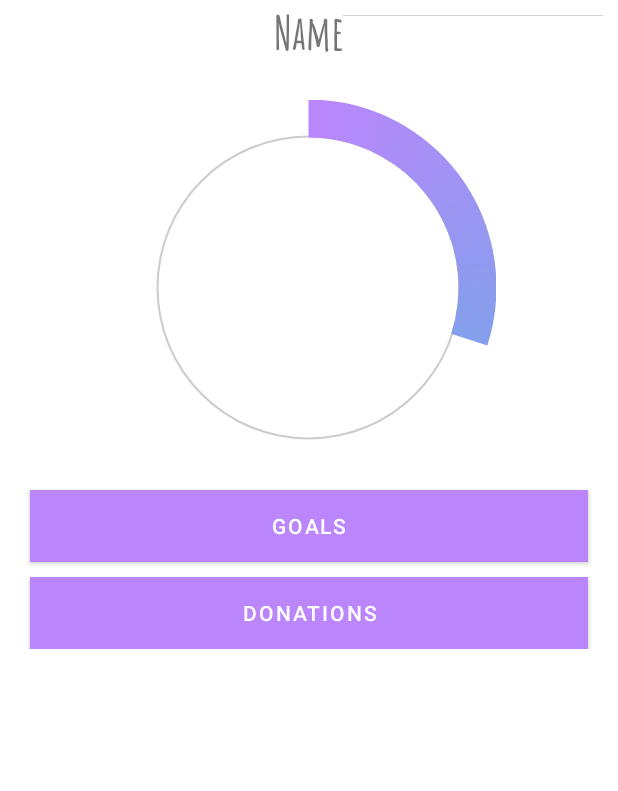
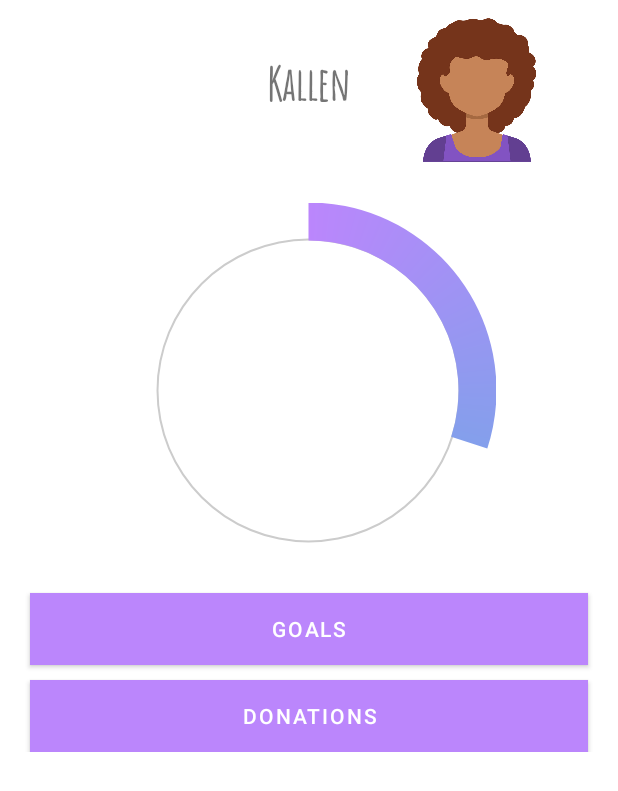
Before and after one commit to olphil99/DISH, an Android app: the layout fragment_dashboard.xml on its own in the app's theme, with its tools: preview values and no code run, on a phone screen of 412 x 824 dp. Shown: the top 791 px of the screen. Run offline under Robolectric (Android 15) with nearby library versions, the phone set to English and light mode, and no system bars; Roboto replaces fonts that are not available here.

Commit message:
fixed grid view kinda...

```diff
--- a/app/src/main/java/com/example/dish/ui/dashboard/ImageAdapter.java
+++ b/app/src/main/java/com/example/dish/ui/dashboard/ImageAdapter.java
@@ -35,9 +35,9 @@ public class ImageAdapter extends BaseAdapter {
 
         if (convertView == null) {
             imageView = new ImageView(mContext);
-            imageView.setLayoutParams(new GridView.LayoutParams(200, 200));
+            imageView.setLayoutParams(new GridView.LayoutParams(400, 400));
             imageView.setScaleType(ImageView.ScaleType.CENTER_CROP);
-//            imageView.setPadding(8, 8, 8, 8);
+            imageView.setPadding(2, 2, 2, 2);
         }
         else
         {
@@ -49,6 +49,6 @@ public class ImageAdapter extends BaseAdapter {
 
     // Keep all Images in array
     public Integer[] mThumbIds = new Integer[]{
-            R.drawable.ic_home_black_24dp, R.drawable.ic_today_black, R.drawable.ic_add_a_photo_black
+            R.mipmap.donation, R.mipmap.vlt
     };
 }
--- a/app/src/main/res/layout/fragment_dashboard.xml
+++ b/app/src/main/res/layout/fragment_dashboard.xml
@@ -1,9 +1,14 @@
 <?xml version="1.0" encoding="utf-8"?>
-<androidx.constraintlayout.widget.ConstraintLayout xmlns:android="http://schemas.android.com/apk/res/android"
+<ScrollView
+    xmlns:android="http://schemas.android.com/apk/res/android"
     xmlns:app="http://schemas.android.com/apk/res-auto"
     xmlns:tools="http://schemas.android.com/tools"
     android:layout_width="match_parent"
-    android:layout_height="match_parent"
+    android:layout_height="match_parent">
+
+    <androidx.constraintlayout.widget.ConstraintLayout
+    android:layout_width="match_parent"
+    android:layout_height="wrap_content"
     tools:context=".ui.dashboard.DashboardFragment">
 
     <RelativeLayout
@@ -11,32 +16,31 @@
         android:layout_width="match_parent"
         android:layout_height="wrap_content"
         android:orientation="horizontal"
-        app:layout_constraintEnd_toEndOf="parent"
-        app:layout_constraintStart_toStartOf="parent"
         app:layout_constraintTop_toTopOf="parent">
+
+        <ImageView
+            android:id="@+id/imageView"
+            android:layout_width="100dp"
+            android:layout_height="100dp"
+            android:layout_alignParentEnd="true"
+            android:layout_marginTop="10dp"
+            android:layout_marginEnd="10dp"
+            android:layout_toEndOf="@+id/textView"
+            android:contentDescription="@string/todo"
+            android:src="@mipmap/avatar1"
+            android:visibility="visible"
+            tools:visibility="visible" />
 
         <TextView
             android:id="@+id/textView"
             android:layout_width="wrap_content"
             android:layout_height="wrap_content"
+            android:layout_centerInParent="true"
+            android:layout_marginStart="30dp"
             android:fontFamily="@font/amatic_sc"
-            android:layout_centerInParent="true"
-            android:layout_marginLeft="30dp"
-            android:text="Name"
+            android:text="Kallen"
             android:textSize="30sp"
             android:textStyle="bold" />
-
-        <ImageView
-            android:id="@+id/imageView"
-            android:layout_width="wrap_content"
-            android:layout_height="wrap_content"
-            android:layout_alignParentEnd="true"
-            android:layout_marginTop="10dp"
-            android:layout_marginRight="10dp"
-            android:layout_toRightOf="@+id/textView"
-            android:contentDescription="@string/todo"
-            tools:src="@tools:sample/avatars"
-            tools:visibility="visible" />
     </RelativeLayout>
 
         <LinearLayout
@@ -46,7 +50,8 @@
         android:layout_marginTop="25dp"
         android:orientation="vertical"
         app:layout_constraintEnd_toEndOf="parent"
-        app:layout_constraintTop_toBottomOf="@+id/ll1">
+        app:layout_constraintTop_toBottomOf="@+id/ll1"
+        tools:ignore="NotSibling">
 
         <ProgressBar
             android:id="@+id/progress_circular_id"
@@ -87,17 +92,23 @@
     </LinearLayout>
 
         <GridView
-        app:layout_constraintTop_toBottomOf="@+id/ll2"
-        app:layout_constraintBottom_toBottomOf="parent"
             android:id="@+id/Gv"
             android:layout_width="match_parent"
-        android:layout_height="wrap_content"
+            android:layout_height="250dp"
+            android:layout_marginStart="20dp"
             android:layout_marginTop="10dp"
-        android:layout_marginLeft="20dp"
-        android:layout_marginRight="20dp"
+            android:layout_marginEnd="20dp"
+            android:layout_marginBottom="10dp"
+            android:isScrollContainer="false"
             android:numColumns="auto_fit"
+            android:orientation="horizontal"
             android:visibility="visible"
-        />
+            app:layout_constraintBottom_toBottomOf="parent"
+            app:layout_constraintEnd_toEndOf="parent"
+            app:layout_constraintStart_toStartOf="parent"
+            app:layout_constraintTop_toBottomOf="@+id/ll2" />
+
+    </androidx.constraintlayout.widget.ConstraintLayout>
 
 
-</androidx.constraintlayout.widget.ConstraintLayout>
+</ScrollView>
```
Also changed, not shown: app/src/main/res/mipmap-mdpi/avatar1.png (added). Lines whose indentation alone changed are shown as unchanged.
